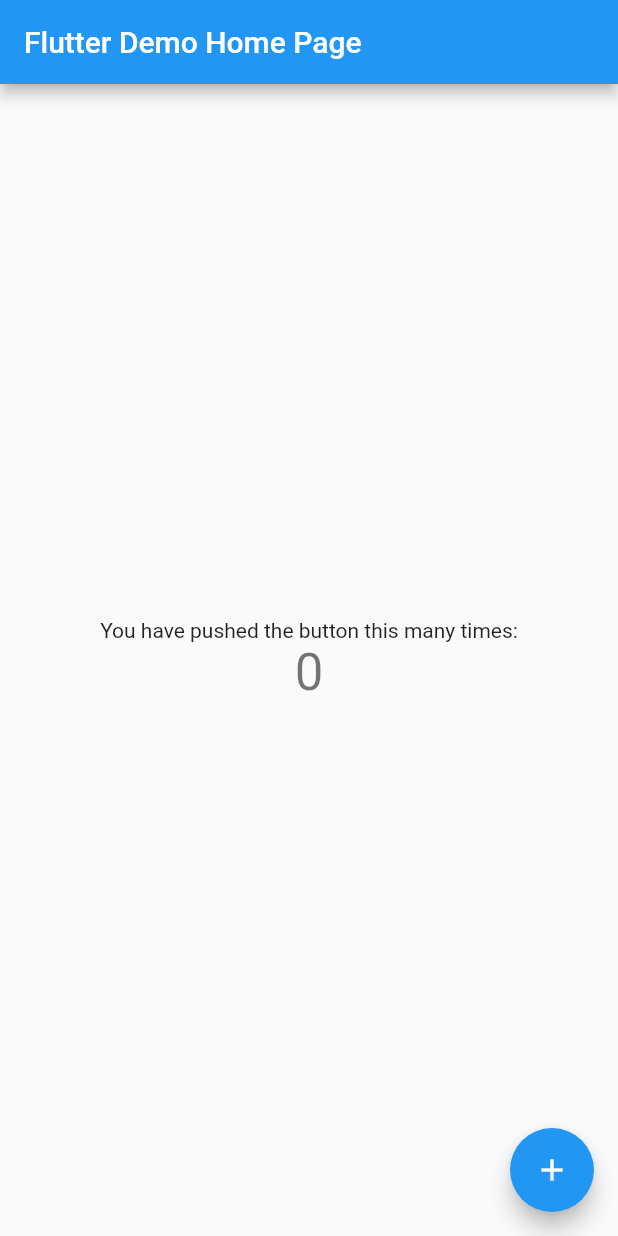
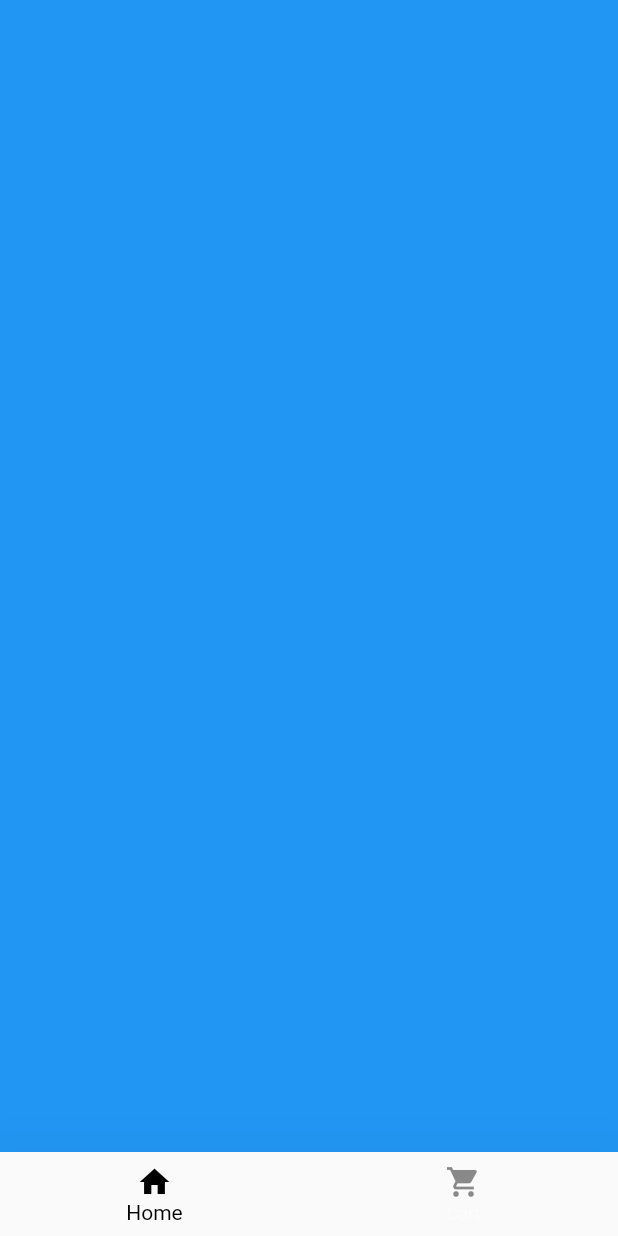
Before and after one commit to himel01/dEcom, a Flutter app: the screen it shows after launch, on a phone screen of 412 x 824 dp. Run offline on Flutter 3.47's test engine with Material 2 defaults, Android fonts, the phone set to English and light mode, and no system bars.

Commit message:
created derectory and file for home and cart page

```diff
--- a/lib/main.dart
+++ b/lib/main.dart
@@ -1,3 +1,4 @@
+import 'package:demo_ecom/ui/main_page/starting_page.dart';
 import 'package:flutter/material.dart';
 
 void main() {
@@ -7,109 +8,15 @@ void main() {
 class MyApp extends StatelessWidget {
   const MyApp({super.key});
 
-  // This widget is the root of your application.
   @override
   Widget build(BuildContext context) {
     return MaterialApp(
-      title: 'Flutter Demo',
+      title: 'Decom',
       theme: ThemeData(
-        // This is the theme of your application.
-        //
-        // Try running your application with "flutter run". You'll see the
-        // application has a blue toolbar. Then, without quitting the app, try
-        // changing the primarySwatch below to Colors.green and then invoke
-        // "hot reload" (press "r" in the console where you ran "flutter run",
-        // or simply save your changes to "hot reload" in a Flutter IDE).
-        // Notice that the counter didn't reset back to zero; the application
-        // is not restarted.
         primarySwatch: Colors.blue,
       ),
-      home: const MyHomePage(title: 'Flutter Demo Home Page'),
+      debugShowCheckedModeBanner: false,
+      home: const FirstPage(),
     );
   }
 }
-
-class MyHomePage extends StatefulWidget {
-  const MyHomePage({super.key, required this.title});
-
-  // This widget is the home page of your application. It is stateful, meaning
-  // that it has a State object (defined below) that contains fields that affect
-  // how it looks.
-
-  // This class is the configuration for the state. It holds the values (in this
-  // case the title) provided by the parent (in this case the App widget) and
-  // used by the build method of the State. Fields in a Widget subclass are
-  // always marked "final".
-
-  final String title;
-
-  @override
-  State<MyHomePage> createState() => _MyHomePageState();
-}
-
-class _MyHomePageState extends State<MyHomePage> {
-  int _counter = 0;
-
-  void _incrementCounter() {
-    setState(() {
-      // This call to setState tells the Flutter framework that something has
-      // changed in this State, which causes it to rerun the build method below
-      // so that the display can reflect the updated values. If we changed
-      // _counter without calling setState(), then the build method would not be
-      // called again, and so nothing would appear to happen.
-      _counter++;
-    });
-  }
-
-  @override
-  Widget build(BuildContext context) {
-    // This method is rerun every time setState is called, for instance as done
-    // by the _incrementCounter method above.
-    //
-    // The Flutter framework has been optimized to make rerunning build methods
-    // fast, so that you can just rebuild anything that needs updating rather
-    // than having to individually change instances of widgets.
-    return Scaffold(
-      appBar: AppBar(
-        // Here we take the value from the MyHomePage object that was created by
-        // the App.build method, and use it to set our appbar title.
-        title: Text(widget.title),
-      ),
-      body: Center(
-        // Center is a layout widget. It takes a single child and positions it
-        // in the middle of the parent.
-        child: Column(
-          // Column is also a layout widget. It takes a list of children and
-          // arranges them vertically. By default, it sizes itself to fit its
-          // children horizontally, and tries to be as tall as its parent.
-          //
-          // Invoke "debug painting" (press "p" in the console, choose the
-          // "Toggle Debug Paint" action from the Flutter Inspector in Android
-          // Studio, or the "Toggle Debug Paint" command in Visual Studio Code)
-          // to see the wireframe for each widget.
-          //
-          // Column has various properties to control how it sizes itself and
-          // how it positions its children. Here we use mainAxisAlignment to
-          // center the children vertically; the main axis here is the vertical
-          // axis because Columns are vertical (the cross axis would be
-          // horizontal).
-          mainAxisAlignment: MainAxisAlignment.center,
-          children: <Widget>[
-            const Text(
-              'You have pushed the button this many times:',
-            ),
-            Text(
-              '$_counter',
-              style: Theme.of(context).textTheme.headlineMedium,
-            ),
-          ],
-        ),
-      ),
-      floatingActionButton: FloatingActionButton(
-        onPressed: _incrementCounter,
-        tooltip: 'Increment',
-        child: const Icon(Icons.add),
-      ), // This trailing comma makes auto-formatting nicer for build methods.
-    );
-  }
-}
--- /dev/null
+++ b/lib/ui/main_page/starting_page.dart
@@ -0,0 +1,44 @@
+import 'package:demo_ecom/ui/main_page/starting_provider.dart';
+import 'package:flutter/material.dart';
+import 'package:provider/provider.dart';
+
+class FirstPage extends StatefulWidget {
+  const FirstPage({Key? key}) : super(key: key);
+
+  @override
+  State<FirstPage> createState() => _FirstPageState();
+}
+
+class _FirstPageState extends State<FirstPage> {
+  @override
+  Widget build(BuildContext context) {
+    return ChangeNotifierProvider(
+      create: (context) => FirstPageProvider(context),
+      child: Consumer<FirstPageProvider>(
+        builder: (context, provider, _) {
+          return Scaffold(
+            body: provider.buildScreens().elementAt(provider.selectedIndex),
+            bottomNavigationBar: BottomNavigationBar(
+              elevation: 50.0,
+              currentIndex: provider.selectedIndex,
+              items: const [
+                BottomNavigationBarItem(
+                    icon: Icon(Icons.home), label: "Home"),
+                BottomNavigationBarItem(
+                    icon: Icon(Icons.shopping_cart), label: "Cart"),
+              ],
+              onTap: provider.onItemTapped,
+              showUnselectedLabels: true,
+              type: BottomNavigationBarType.fixed,
+              unselectedIconTheme: const IconThemeData(
+                color: Colors.black45,
+              ),
+              selectedItemColor: Colors.black,
+              unselectedItemColor: Colors.white38,
+            ),
+          );
+        },
+      ),
+    );
+  }
+}
--- /dev/null
+++ b/lib/ui/main_page/starting_provider.dart
@@ -0,0 +1,21 @@
+import 'package:demo_ecom/ui/main_page/sub_screens/cart/cart.dart';
+import 'package:demo_ecom/ui/main_page/sub_screens/home/home.dart';
+import 'package:flutter/material.dart';
+
+class FirstPageProvider extends ChangeNotifier {
+  FirstPageProvider(BuildContext context) {}
+
+  int selectedIndex = 0;
+
+  void onItemTapped(int index) {
+    selectedIndex = index;
+    notifyListeners();
+  }
+
+  List<Widget> buildScreens() {
+    return [
+      const Home(),
+      const Cart(),
+    ];
+  }
+}
--- /dev/null
+++ b/lib/ui/main_page/sub_screens/cart/cart.dart
@@ -0,0 +1,27 @@
+import 'package:demo_ecom/ui/main_page/sub_screens/cart/cart_provider.dart';
+import 'package:flutter/material.dart';
+import 'package:provider/provider.dart';
+
+class Cart extends StatefulWidget {
+  const Cart({Key? key}) : super(key: key);
+
+  @override
+  State<Cart> createState() => _CartState();
+}
+
+class _CartState extends State<Cart> {
+  @override
+  Widget build(BuildContext context) {
+    return ChangeNotifierProvider(
+      create: (context) => CartProvider(),
+      child: Consumer<CartProvider>(
+        builder: (context, provider, _) {
+          return Scaffold(
+            backgroundColor: Colors.yellow,
+            body: Container(),
+          );
+        },
+      ),
+    );
+  }
+}
--- /dev/null
+++ b/lib/ui/main_page/sub_screens/cart/cart_provider.dart
@@ -0,0 +1,6 @@
+import 'package:flutter/cupertino.dart';
+
+class CartProvider extends ChangeNotifier{
+
+  CartProvider();
+}
--- /dev/null
+++ b/lib/ui/main_page/sub_screens/home/home.dart
@@ -0,0 +1,27 @@
+import 'package:demo_ecom/ui/main_page/sub_screens/home/home_provider.dart';
+import 'package:flutter/material.dart';
+import 'package:provider/provider.dart';
+
+class Home extends StatefulWidget {
+  const Home({Key? key}) : super(key: key);
+
+  @override
+  State<Home> createState() => _HomeState();
+}
+
+class _HomeState extends State<Home> {
+  @override
+  Widget build(BuildContext context) {
+    return ChangeNotifierProvider(
+      create: (context) => HomeProvider(),
+      child: Consumer<HomeProvider>(
+        builder: (context, provider, _) {
+          return Scaffold(
+            backgroundColor: Colors.blue,
+            body: Container(),
+          );
+        },
+      ),
+    );
+  }
+}
--- /dev/null
+++ b/lib/ui/main_page/sub_screens/home/home_provider.dart
@@ -0,0 +1,6 @@
+import 'package:flutter/cupertino.dart';
+
+class HomeProvider extends ChangeNotifier{
+
+  HomeProvider();
+}
--- a/pubspec.yaml
+++ b/pubspec.yaml
@@ -35,6 +35,8 @@ dependencies:
   # The following adds the Cupertino Icons font to your application.
   # Use with the CupertinoIcons class for iOS style icons.
   cupertino_icons: ^1.0.2
+  http: ^1.0.0
+  provider: ^6.0.5
 
 dev_dependencies:
   flutter_test:
```
Also changed, not shown: pubspec.lock, 1 other file.
